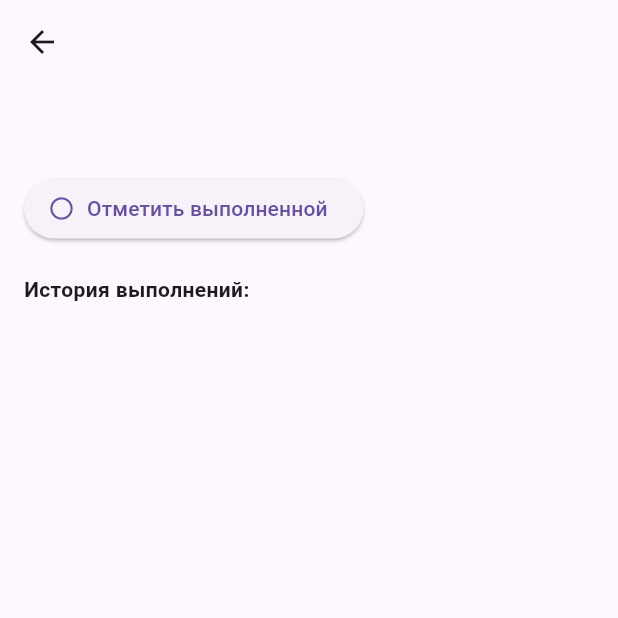
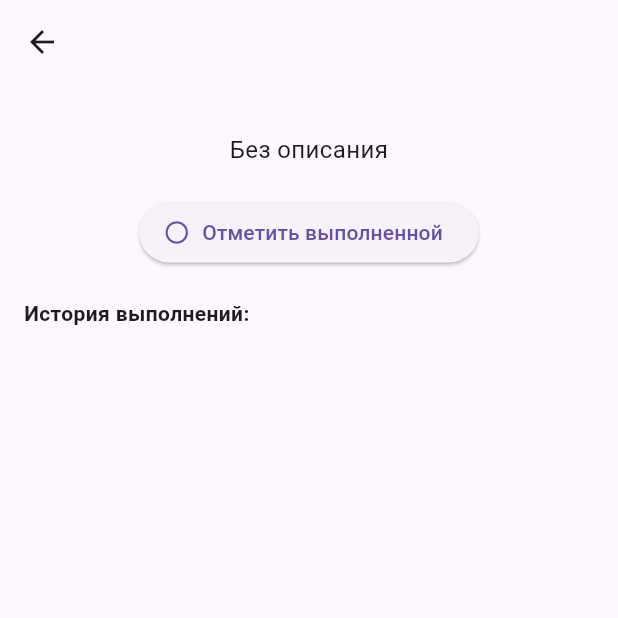
Before and after one commit to ivanzavalskiy-oss/fluttermirea5, a Flutter app: the HabitDetailScreen screen opened directly with empty values, on a phone screen of 412 x 824 dp, the top half of it. Run offline on Flutter 3.47's test engine with Material 3 defaults, Android fonts, the phone set to English and light mode, and no system bars; our stand-ins replace cached_network_image, shared_preferences; accounts and stored records are empty; network calls fail.

Commit message:
icons update

```diff
--- a/lib/models/habit.dart
+++ b/lib/models/habit.dart
@@ -5,6 +5,7 @@ class Habit {
   String id;
   String title;
   String description;
+  String iconUrl;
   bool daily;
   List<String> completionsIso;
 
@@ -12,6 +13,7 @@ class Habit {
     required this.id,
     required this.title,
     this.description = '',
+    this.iconUrl = '',
     this.daily = true,
     List<String>? completionsIso,
   }) : completionsIso = completionsIso ?? [];
@@ -20,6 +22,7 @@ class Habit {
     'id': id,
     'title': title,
     'description': description,
+    'iconUrl': iconUrl,
     'daily': daily,
     'completionsIso': completionsIso,
   };
@@ -28,6 +31,7 @@ class Habit {
     id: json['id'],
     title: json['title'],
     description: json['description'] ?? '',
+    iconUrl: json['iconUrl'] ?? '',
     daily: json['daily'] ?? true,
     completionsIso: List<String>.from(json['completionsIso'] ?? []),
   );
@@ -41,6 +45,7 @@ class Habit {
   }
 
   bool isCompleted(String isoDay) => completionsIso.contains(isoDay);
+
 
   static const _key = 'habits_data_v1';
 
--- a/lib/screens/habit_detail_screen.dart
+++ b/lib/screens/habit_detail_screen.dart
@@ -1,4 +1,5 @@
 import 'package:flutter/material.dart';
+import 'package:cached_network_image/cached_network_image.dart';
 import '../models/habit.dart';
 import '../widgets/completion_title.dart';
 
@@ -42,9 +43,24 @@ class _HabitDetailScreenState extends State<HabitDetailScreen> {
       body: Padding(
         padding: const EdgeInsets.all(16),
         child: Column(
-          crossAxisAlignment: CrossAxisAlignment.start,
+          crossAxisAlignment: CrossAxisAlignment.center,
           children: [
-            Text(_habit.description, style: const TextStyle(fontSize: 16)),
+            if (_habit.iconUrl.isNotEmpty)
+              CachedNetworkImage(
+                imageUrl: _habit.iconUrl,
+                height: 100,
+                width: 100,
+                placeholder: (_, __) => const CircularProgressIndicator(),
+                errorWidget: (_, __, ___) => const Icon(Icons.image_not_supported, size: 80),
+              ),
+            const SizedBox(height: 16),
+            Text(
+              _habit.description.isNotEmpty
+                  ? _habit.description
+                  : 'Без описания',
+              style: const TextStyle(fontSize: 16),
+              textAlign: TextAlign.center,
+            ),
             const SizedBox(height: 20),
             ElevatedButton.icon(
               onPressed: _toggleToday,
@@ -52,7 +68,11 @@ class _HabitDetailScreenState extends State<HabitDetailScreen> {
               label: Text(completed ? 'Отменить выполнение' : 'Отметить выполненной'),
             ),
             const SizedBox(height: 20),
-            const Text('История выполнений:', style: TextStyle(fontWeight: FontWeight.bold)),
+            const Align(
+              alignment: Alignment.centerLeft,
+              child: Text('История выполнений:',
+                  style: TextStyle(fontWeight: FontWeight.bold)),
+            ),
             const SizedBox(height: 8),
             Expanded(
               child: ListView(
```
Also changed, not shown: lib/screens/edit_list_screen.dart (+35 -1 lines), lib/widgets/habit_card.dart (+14 -0 lines), pubspec.yaml (+4 -25 lines), lib/main.dart (line endings or trailing spaces), lib/screens/habit_list_screen.dart (line endings or trailing spaces), lib/widgets/completion_title.dart (line endings or trailing spaces), pubspec.lock, 1 other file.
